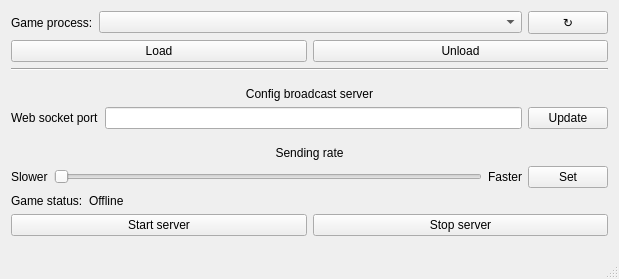
Above: NecromancyLoader/necromancyloaderwindow.ui from Unchpokable/MemorySurf before the change. Below: the same form after it.
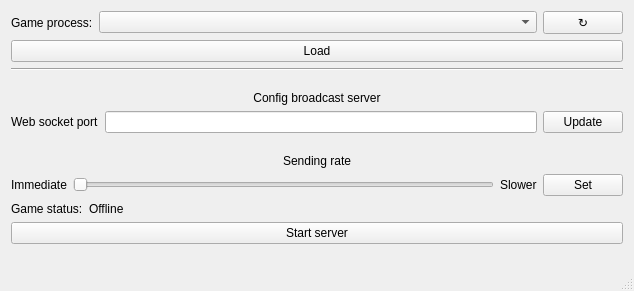
That is the form after the change.

Commit message: fixed linking loader with necromancymessages library, things with ui

The edit to the form file:
```diff
--- a/NecromancyLoader/necromancyloaderwindow.ui
+++ b/NecromancyLoader/necromancyloaderwindow.ui
@@ -6,8 +6,8 @@
    <rect>
     <x>0</x>
     <y>0</y>
-    <width>619</width>
-    <height>279</height>
+    <width>634</width>
+    <height>291</height>
    </rect>
   </property>
   <property name="windowTitle">
@@ -61,13 +61,6 @@
         </property>
        </widget>
       </item>
-      <item>
-       <widget class="QPushButton" name="unloadButton">
-        <property name="text">
-         <string>Unload</string>
-        </property>
-       </widget>
-      </item>
      </layout>
     </item>
     <item>
@@ -149,17 +142,17 @@
       <item>
        <widget class="QLabel" name="label_5">
         <property name="text">
-         <string>Slower</string>
+         <string>Immediate</string>
         </property>
        </widget>
       </item>
       <item>
        <widget class="QSlider" name="sendingRateSlider">
         <property name="minimum">
-         <number>50</number>
+         <number>0</number>
         </property>
         <property name="maximum">
-         <number>500</number>
+         <number>5</number>
         </property>
         <property name="orientation">
          <enum>Qt::Horizontal</enum>
@@ -169,7 +162,7 @@
       <item>
        <widget class="QLabel" name="label_6">
         <property name="text">
-         <string>Faster</string>
+         <string>Slower</string>
         </property>
        </widget>
       </item>
@@ -215,13 +208,6 @@
         </property>
        </widget>
       </item>
-      <item>
-       <widget class="QPushButton" name="pushButton_2">
-        <property name="text">
-         <string>Stop server</string>
-        </property>
-       </widget>
-      </item>
      </layout>
     </item>
     <item>
```
Left out of the diff: 6 changed lines with no effect on the pictures. The commit also changes 7 other files.
